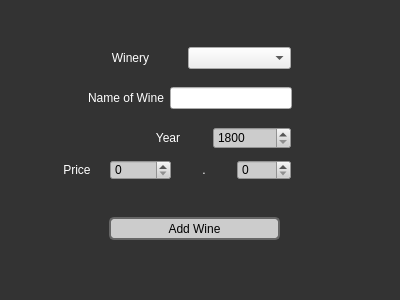
The window that addwine.ui (tyler949/CS1D-FirstPorject) describes before a commit, drawn with Qt 5.
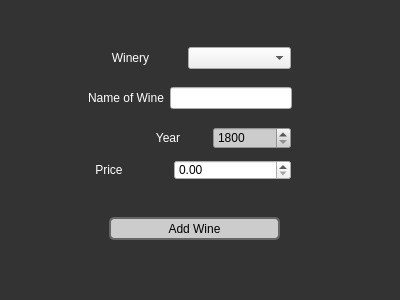
The same window after the commit.

Patch:
```diff
--- a/addwine.ui
+++ b/addwine.ui
@@ -149,7 +149,7 @@
     </item>
    </layout>
   </widget>
-  <widget class="QWidget" name="">
+  <widget class="QWidget" name="layoutWidget">
    <property name="geometry">
     <rect>
      <x>50</x>
@@ -170,26 +170,12 @@
      </widget>
     </item>
     <item>
-     <widget class="QSpinBox" name="spinBox_3">
+     <widget class="QDoubleSpinBox" name="doubleSpinBox">
       <property name="maximum">
-       <number>20000</number>
+       <double>20000.000000000000000</double>
       </property>
-     </widget>
-    </item>
-    <item>
-     <widget class="QLabel" name="label">
-      <property name="text">
-       <string>.</string>
-      </property>
-      <property name="alignment">
-       <set>Qt::AlignCenter</set>
-      </property>
-     </widget>
-    </item>
-    <item>
-     <widget class="QSpinBox" name="spinBox_2">
-      <property name="maximum">
-       <number>99</number>
+      <property name="singleStep">
+       <double>0.010000000000000</double>
       </property>
      </widget>
     </item>
```
